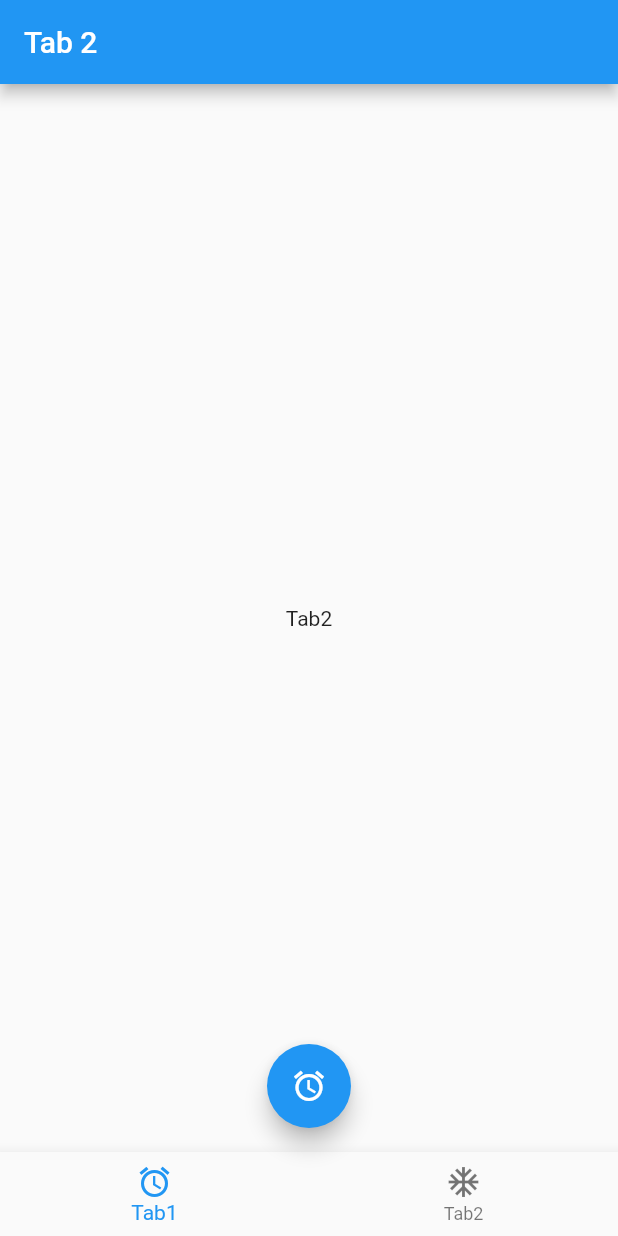
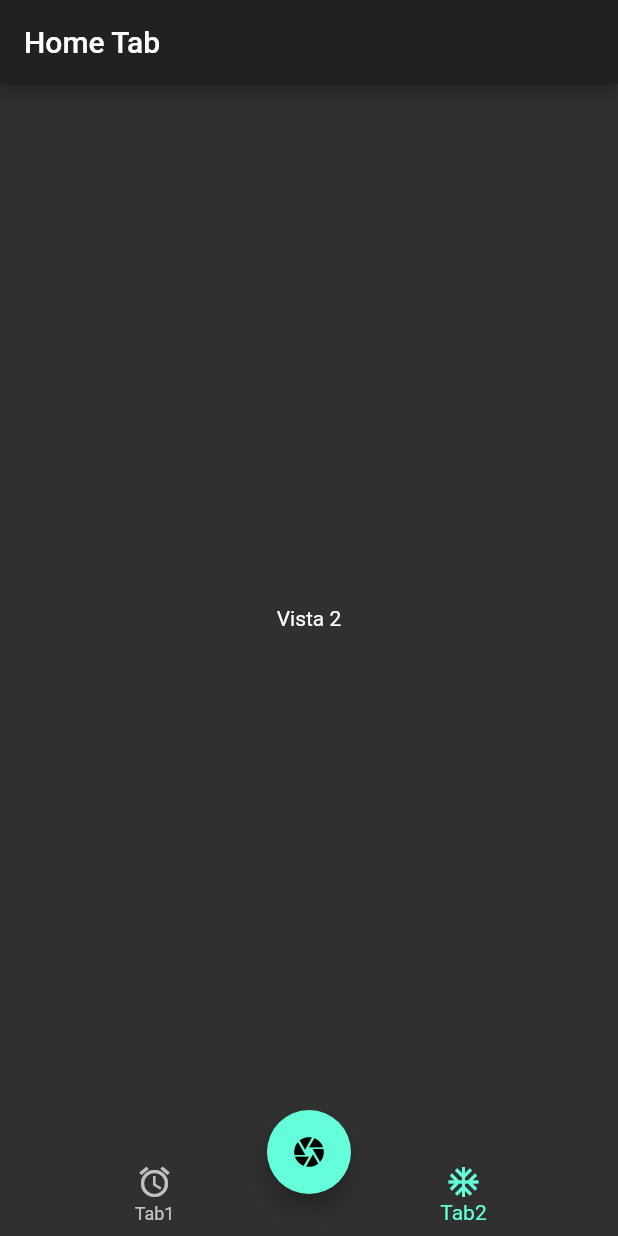
Before and after one commit to roberto14118927/provider, a Flutter app: the screen it shows after launch, on a phone screen of 412 x 824 dp. Run offline on Flutter 3.47's test engine with Material 2 defaults, Android fonts, the phone set to English and light mode, and no system bars.

Commit message:
add provider

```diff
--- a/lib/main.dart
+++ b/lib/main.dart
@@ -1,6 +1,5 @@
 import 'package:flutter/material.dart';
-import 'package:provider/pages/tab1.dart';
-import 'package:provider/pages/tab2.dart';
+import 'package:provider/pages/home_tab.dart';
 
 void main() {
   runApp(MyApp());
@@ -11,12 +10,11 @@ class MyApp extends StatelessWidget {
   Widget build(BuildContext context) {
     return MaterialApp(
       title: 'Provider',
-      initialRoute: 'tab2',
+      initialRoute: 'home',
       routes: {
-        'tab1': (_) => Tab1(),
-        'tab2': (_) => Tab2(),
-        // 'tab2': class
+        'home': (_) => HomeTab(),
       },
+      theme: ThemeData.dark(),
     );
   }
 }
--- /dev/null
+++ b/lib/pages/home_tab.dart
@@ -0,0 +1,37 @@
+import 'package:flutter/material.dart';
+import 'package:provider/pages/page1_tab1.dart';
+import 'package:provider/pages/page2_tab1.dart';
+import 'package:provider/widgets/camera_button_tab1.dart';
+import 'package:provider/widgets/custom_navigation.dart';
+
+class HomeTab extends StatelessWidget {
+  @override
+  Widget build(BuildContext context) {
+    return Scaffold(
+      appBar: AppBar(
+        title: Text('Home Tab'),
+        actions: [],
+      ),
+      body: HomeTabP(),
+      bottomNavigationBar: CustomNavigations(),
+      floatingActionButton: CameraButtonTab1(),
+      floatingActionButtonLocation: FloatingActionButtonLocation.centerDocked,
+    );
+  }
+}
+
+class HomeTabP extends StatelessWidget {
+  @override
+  Widget build(BuildContext context) {
+    final indexPosition = 1;
+
+    switch (indexPosition) {
+      case 0:
+        return Page1Tab1();
+      case 1:
+        return Page2Tab1();
+      default:
+        return Page2Tab1();
+    }
+  }
+}
--- /dev/null
+++ b/lib/pages/page1_tab1.dart
@@ -0,0 +1,10 @@
+import 'package:flutter/material.dart';
+
+class Page1Tab1 extends StatelessWidget {
+  @override
+  Widget build(BuildContext context) {
+    return Center(
+      child: Text('Vista 1'),
+    );
+  }
+}
--- /dev/null
+++ b/lib/pages/page2_tab1.dart
@@ -0,0 +1,10 @@
+import 'package:flutter/material.dart';
+
+class Page2Tab1 extends StatelessWidget {
+  @override
+  Widget build(BuildContext context) {
+    return Center(
+      child: Text('Vista 2'),
+    );
+  }
+}
--- a/lib/pages/tab1.dart
+++ /dev/null
@@ -1,21 +0,0 @@
-import 'package:flutter/material.dart';
-import 'package:provider/widgets/camera_button_tab1.dart';
-import 'package:provider/widgets/custom_navigation.dart';
-
-class Tab1 extends StatelessWidget {
-  @override
-  Widget build(BuildContext context) {
-    return Scaffold(
-      appBar: AppBar(
-        title: Text('Tab 1'),
-        actions: [],
-      ),
-      body: Center(
-        child: Text('Tab1'),
-      ),
-      bottomNavigationBar: CustomNavigations(),
-      floatingActionButton: CameraButtonTab1(),
-      floatingActionButtonLocation: FloatingActionButtonLocation.centerDocked,
-    );
-  }
-}
--- a/lib/pages/tab2.dart
+++ /dev/null
@@ -1,21 +0,0 @@
-import 'package:flutter/material.dart';
-import 'package:provider/widgets/camera_button_tab2.dart';
-import 'package:provider/widgets/custom_navigation.dart';
-
-class Tab2 extends StatelessWidget {
-  @override
-  Widget build(BuildContext context) {
-    return Scaffold(
-      appBar: AppBar(
-        title: Text('Tab 2'),
-        actions: [],
-      ),
-      body: Center(
-        child: Text('Tab2'),
-      ),
-      bottomNavigationBar: CustomNavigations(),
-      floatingActionButton: CameraButtonTab2(),
-      floatingActionButtonLocation: FloatingActionButtonLocation.centerFloat,
-    );
-  }
-}
--- a/lib/widgets/custom_navigation.dart
+++ b/lib/widgets/custom_navigation.dart
@@ -3,7 +3,10 @@ import 'package:flutter/material.dart';
 class CustomNavigations extends StatelessWidget {
   @override
   Widget build(BuildContext context) {
+    final indexPosition = 1;
+
     return BottomNavigationBar(
+      currentIndex: indexPosition,
       items: <BottomNavigationBarItem>[
         BottomNavigationBarItem(icon: Icon(Icons.access_alarms), label: 'Tab1'),
         BottomNavigationBarItem(icon: Icon(Icons.ac_unit_sharp), label: 'Tab2'),
```
